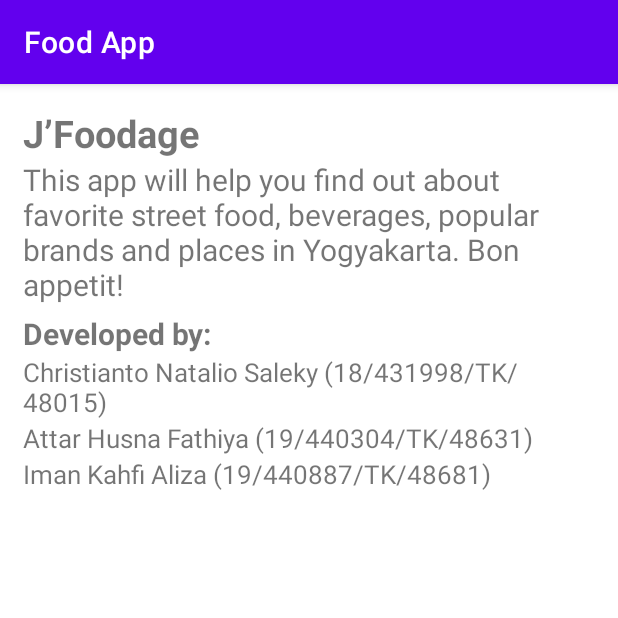
After one commit to christiantonatalio/papb-team2, an Android app: the AboutActivity screen opened directly, with no data from a screen before it, on a phone screen of 412 x 824 dp, the top half of it. The commit adds this screen. Run offline under Robolectric (Android 15) with nearby library versions, the phone set to English and light mode, and no system bars.

Commit message:
made about app

```diff
--- a/app/src/main/AndroidManifest.xml
+++ b/app/src/main/AndroidManifest.xml
@@ -10,10 +10,12 @@
         android:supportsRtl="true"
         android:theme="@style/Theme.FoodApp">
         <activity
+            android:name=".AboutActivity"
+            android:exported="true" />
+        <activity
             android:name=".MainActivity"
-            android:label="@string/app_name"
-            android:exported="true">
-
+            android:exported="true"
+            android:label="@string/app_name">
             <intent-filter>
                 <action android:name="android.intent.action.MAIN" />
 
--- /dev/null
+++ b/app/src/main/java/com/example/foodapp/AboutActivity.kt
@@ -0,0 +1,12 @@
+package com.example.foodapp
+
+import androidx.appcompat.app.AppCompatActivity
+import android.os.Bundle
+import com.example.foodapp.R
+
+class AboutActivity : AppCompatActivity() {
+    override fun onCreate(savedInstanceState: Bundle?) {
+        super.onCreate(savedInstanceState)
+        setContentView(R.layout.activity_about)
+    }
+}
--- a/app/src/main/java/com/example/foodapp/MainActivity.kt
+++ b/app/src/main/java/com/example/foodapp/MainActivity.kt
@@ -1,6 +1,8 @@
 package com.example.foodapp
 
+import android.content.Intent
 import android.os.Bundle
+import android.view.MenuItem
 import com.google.android.material.bottomnavigation.BottomNavigationView
 import androidx.appcompat.app.AppCompatActivity
 import androidx.navigation.findNavController
@@ -32,4 +34,15 @@ class MainActivity : AppCompatActivity() {
         setupActionBarWithNavController(navController, appBarConfiguration)
         navView.setupWithNavController(navController)
     }
+
+    override fun onOptionsItemSelected(item: MenuItem): Boolean {
+        when(item.itemId){
+            R.id.about_app ->{
+                val mIntent = Intent(this, AboutActivity::class.java)
+                startActivity(mIntent)
+            }
+        }
+        return true
+
+    }
 }
--- /dev/null
+++ b/app/src/main/res/layout/activity_about.xml
@@ -0,0 +1,109 @@
+<?xml version="1.0" encoding="utf-8"?>
+<androidx.constraintlayout.widget.ConstraintLayout xmlns:android="http://schemas.android.com/apk/res/android"
+    xmlns:app="http://schemas.android.com/apk/res-auto"
+    xmlns:tools="http://schemas.android.com/tools"
+    android:layout_width="match_parent"
+    android:layout_height="match_parent"
+    android:orientation="vertical"
+    android:padding="15dp"
+    tools:context="AboutActivity">
+
+    <TextView
+        android:id="@+id/title"
+        android:layout_width="0dp"
+        android:layout_height="wrap_content"
+        android:gravity="left"
+        android:text="J’Foodage"
+        android:textStyle="bold"
+        android:backgroundTint="@color/black"
+        android:textSize="25sp"
+        app:layout_constraintEnd_toEndOf="parent"
+        app:layout_constraintStart_toStartOf="parent"
+        app:layout_constraintTop_toTopOf="parent" />
+
+    <TextView
+        android:id="@+id/description"
+        android:layout_width="0dp"
+        android:layout_height="wrap_content"
+        android:gravity="left"
+        android:text="This app will help you find out about favorite street food, beverages, popular brands and places in Yogyakarta. Bon appetit!"
+        android:backgroundTint="@color/black"
+        android:textSize="20sp"
+        app:layout_constraintEnd_toEndOf="parent"
+        app:layout_constraintStart_toStartOf="parent"
+        app:layout_constraintTop_toBottomOf="@+id/title" />
+
+    <TextView
+        android:id="@+id/developed"
+        android:layout_width="0dp"
+        android:layout_height="wrap_content"
+        android:gravity="left"
+        android:text="Developed by:"
+        android:textStyle="bold"
+        android:backgroundTint="@color/black"
+        android:textSize="20sp"
+        android:layout_marginTop="5dp"
+        app:layout_constraintEnd_toEndOf="parent"
+        app:layout_constraintStart_toStartOf="parent"
+        app:layout_constraintTop_toBottomOf="@+id/description" />
+    <TextView
+        android:id="@+id/lio"
+        android:layout_width="0dp"
+        android:layout_height="wrap_content"
+        android:gravity="left"
+        android:text="Christianto Natalio Saleky (18/431998/TK/48015)"
+        android:backgroundTint="@color/black"
+        android:textSize="17sp"
+        app:layout_constraintEnd_toEndOf="parent"
+        app:layout_constraintStart_toStartOf="parent"
+        app:layout_constraintTop_toBottomOf="@+id/developed" />
+    <TextView
+        android:id="@+id/attar"
+        android:layout_width="0dp"
+        android:layout_height="wrap_content"
+        android:gravity="left"
+        android:text="Attar Husna Fathiya (19/440304/TK/48631)"
+        android:backgroundTint="@color/black"
+        android:textSize="17sp"
+        app:layout_constraintEnd_toEndOf="parent"
+        app:layout_constraintStart_toStartOf="parent"
+        app:layout_constraintTop_toBottomOf="@+id/lio" />
+    <TextView
+        android:id="@+id/kafi"
+        android:layout_width="0dp"
+        android:layout_height="wrap_content"
+        android:gravity="left"
+        android:text="Iman Kahfi Aliza (19/440887/TK/48681)"
+        android:backgroundTint="@color/black"
+        android:textSize="17sp"
+        app:layout_constraintEnd_toEndOf="parent"
+        app:layout_constraintStart_toStartOf="parent"
+        app:layout_constraintTop_toBottomOf="@+id/attar" />
+<!--    <androidx.cardview.widget.CardView-->
+<!--        android:id="@+id/about_profpic"-->
+<!--        android:layout_width="wrap_content"-->
+<!--        android:layout_height="wrap_content"-->
+<!--        android:layout_alignParentTop="true"-->
+<!--        android:layout_centerHorizontal="true"-->
+<!--        android:layout_marginTop="100dp"-->
+<!--        android:layout_marginStart="10dp"-->
+<!--        android:layout_marginEnd="10dp"-->
+<!--        app:cardCornerRadius="100dp">-->
+
+<!--        <ImageView-->
+<!--            android:layout_width="150dp"-->
+<!--            android:layout_height="150dp"-->
+<!--            android:src="@drawable/squared_profile_pic" />-->
+<!--    </androidx.cardview.widget.CardView>-->
+
+<!--    <TextView-->
+<!--        android:id="@+id/about_name_tv"-->
+<!--        android:layout_width="match_parent"-->
+<!--        android:layout_height="wrap_content"-->
+<!--        android:layout_below="@+id/about_profpic"-->
+<!--        android:layout_marginTop="40dp"-->
+<!--        android:gravity="center_horizontal"-->
+<!--        android:text="@string/my_name"-->
+<!--        android:textSize="30sp" />-->
+
+</androidx.constraintlayout.widget.ConstraintLayout>
--- a/app/src/main/res/menu/bottom_nav_menu.xml
+++ b/app/src/main/res/menu/bottom_nav_menu.xml
@@ -1,5 +1,14 @@
 <?xml version="1.0" encoding="utf-8"?>
-<menu xmlns:android="http://schemas.android.com/apk/res/android">
+<menu
+    xmlns:android="http://schemas.android.com/apk/res/android"
+    xmlns:app="http://schemas.android.com/apk/res-auto">>
+
+
+    <item
+        android:id="@+id/about_app"
+        android:icon="@drawable/ic_info_black_24"
+        android:title="@string/title_about_app"
+        app:showAsAction="collapseActionView|always"/>
 
     <item
         android:id="@+id/navigation_beverage"
--- a/app/src/main/res/values/strings.xml
+++ b/app/src/main/res/values/strings.xml
@@ -1,10 +1,11 @@
 <resources>
     <string name="app_name">Food App</string>
     <string name="title_food">Food</string>
-    <string name="title_restaurant">Restaurant</string>
+    <string name="title_restaurant">Franchise</string>
     <string name="title_about">About</string>
     <!-- TODO: Remove or change this placeholder text -->
     <string name="hello_blank_fragment">Hello blank fragment</string>
     <string name="title_beverage">Beverage</string>
     <string name="beverage_description">Mutiara yang terbuat dari tapioka. Biasanya disajikan sebagai topping dalam berbagai minuman.</string>
+    <string name="title_about_app">About App</string>
 </resources>
```
